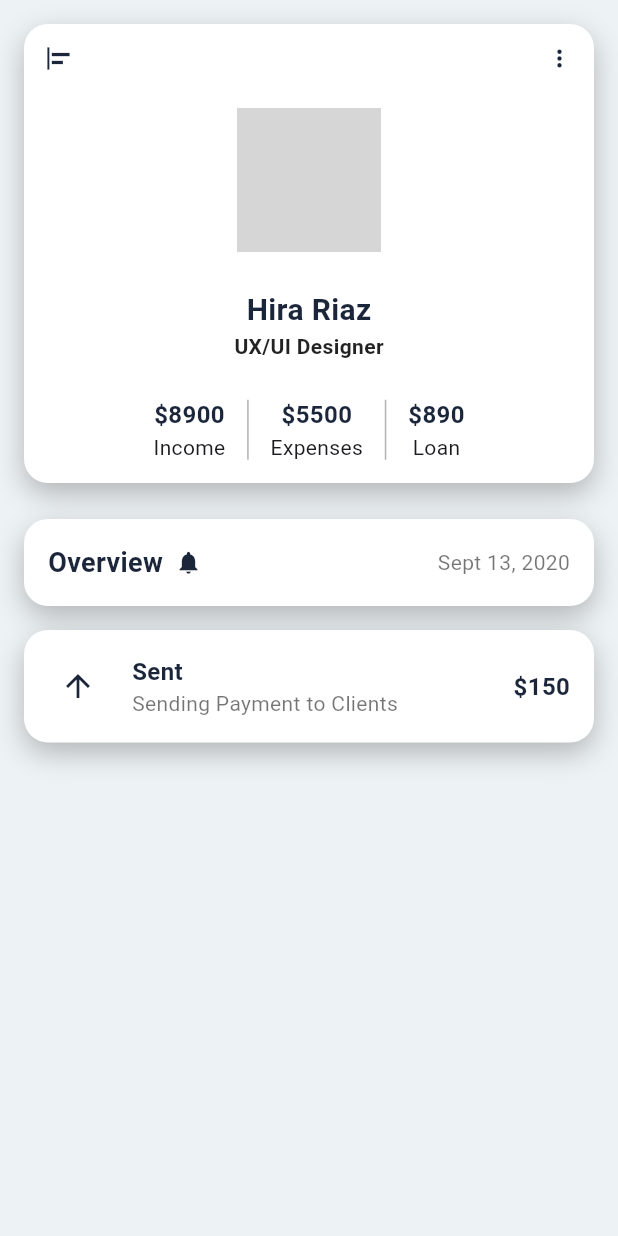
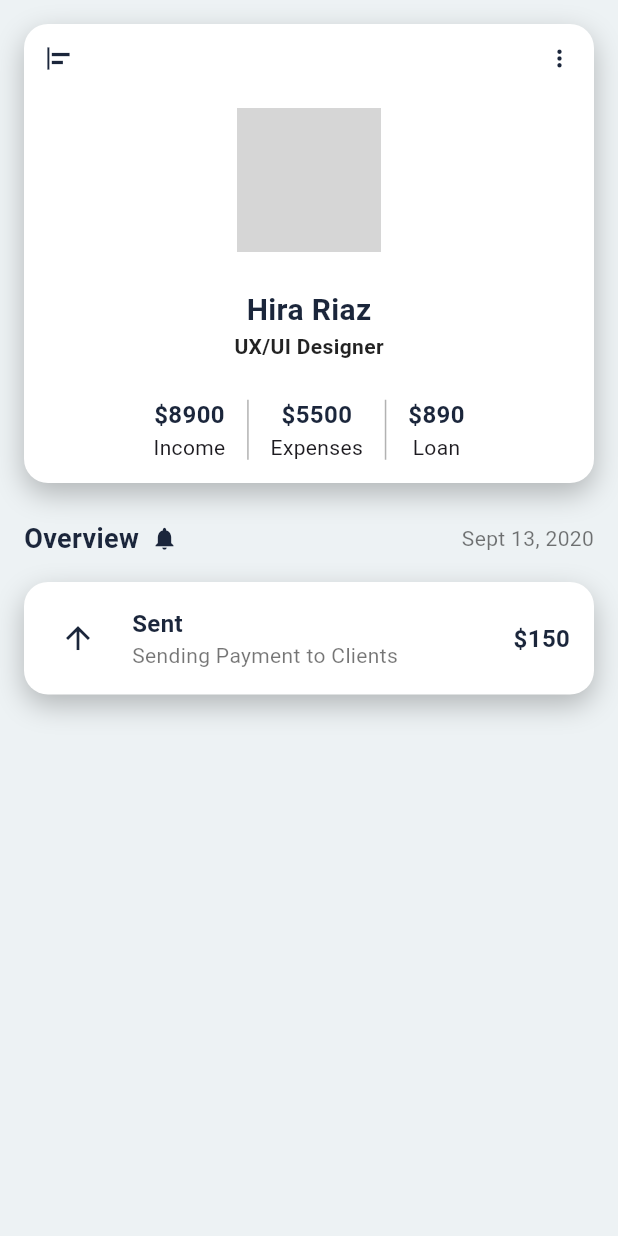
Before and after one commit to Daniyeremi125/app8_dani2024, a Flutter app: the screen it shows after launch, on a phone screen of 412 x 824 dp. Run offline on Flutter 3.47's test engine with Material 3 defaults, Android fonts, the light colour scheme and no system bars; our stand-ins replace google_fonts; network calls fail; Roboto replaces fonts that are missing (Gupter); grey boxes are pictures that could not be loaded.

Commit message:
overview corregido

```diff
--- a/lib/pages/home_page.dart
+++ b/lib/pages/home_page.dart
@@ -136,20 +136,7 @@ class HomePage extends StatelessWidget {
                 ),
               ),
               SizedBox(height: 24.0),
-              Container(
-                padding: const EdgeInsets.all(16.0),
-                decoration: BoxDecoration(
-                  color: Colors.white,
-                  borderRadius: BorderRadius.circular(16.0),
-                  boxShadow: [
-                    BoxShadow(
-                      color: Colors.black.withOpacity(0.25),
-                      offset: const Offset(0, 7),
-                      blurRadius: 16.0,
-                    ),
-                  ],
-                ),
-                child: Row(
+              Row(
                 mainAxisAlignment: MainAxisAlignment.spaceBetween,
                 children: [
                   Row(
@@ -178,7 +165,6 @@ class HomePage extends StatelessWidget {
                     ),
                   ),
                 ],
-                ),
               ),
               SizedBox(height: 16.0),
               Container(
```
Lines whose indentation alone changed are shown as unchanged.
